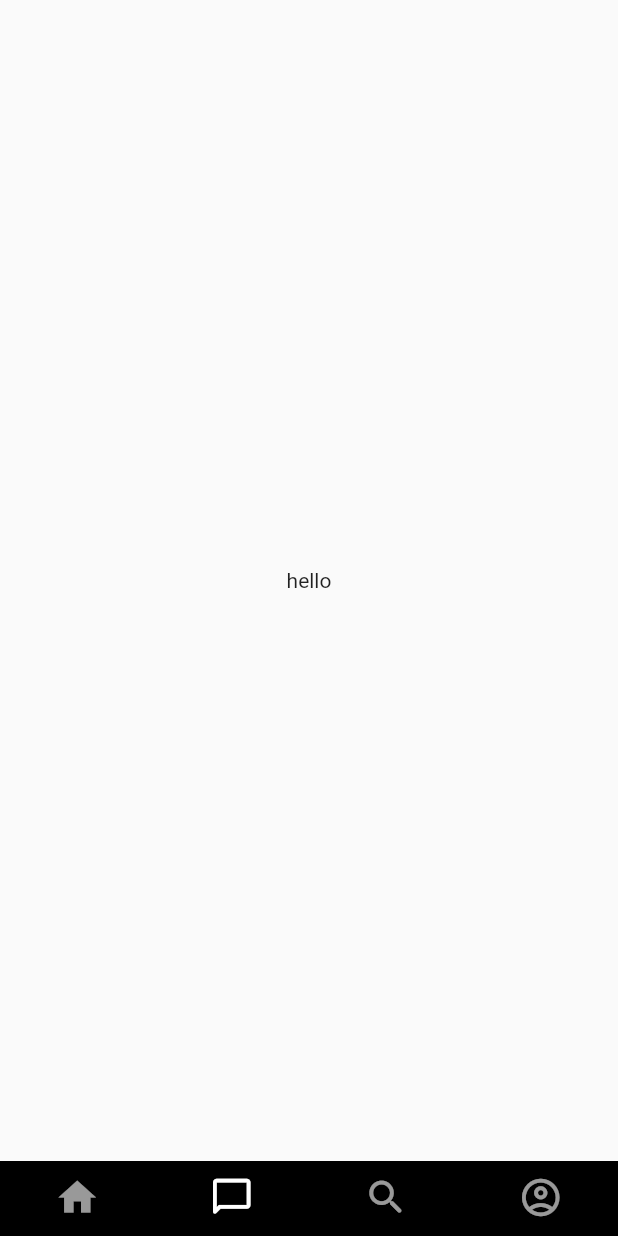
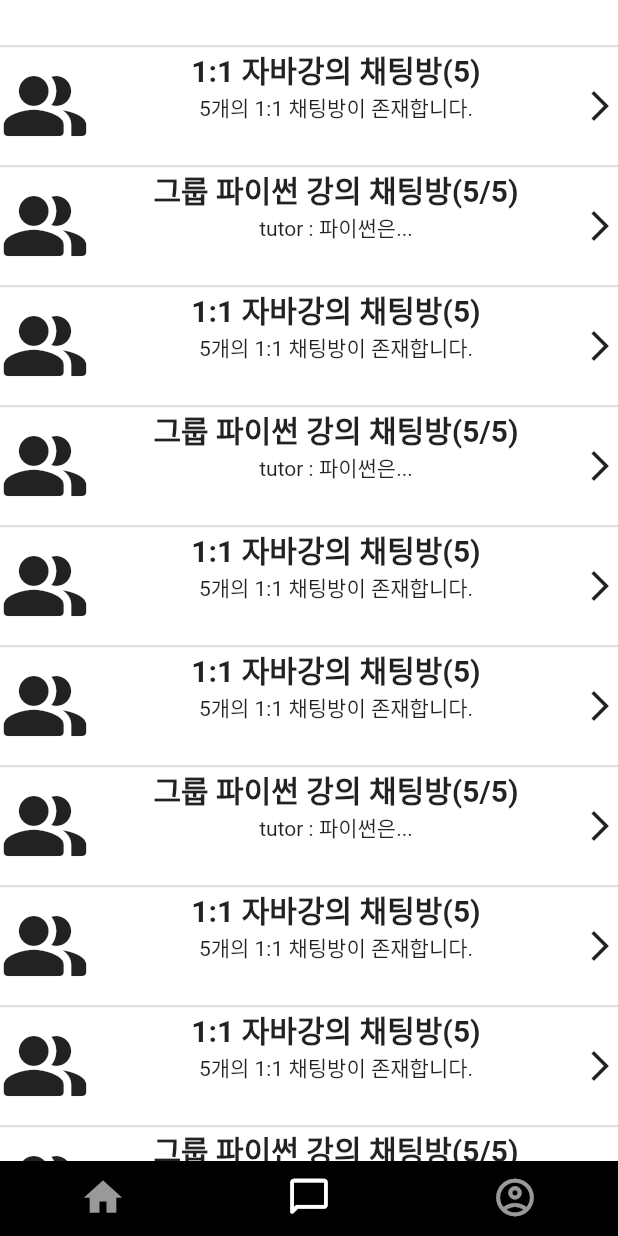
Before and after one commit to jangtaehwan2/tutoring_flutter, a Flutter app: the TabControllerScreen screen opened directly, item 2 of the bottom bar chosen, on a phone screen of 412 x 824 dp. Run offline on Flutter 3.47's test engine with Material 2 defaults, Android fonts, the phone set to English and light mode, and no system bars.

Commit message:
Add Prototype Chat List Page

```diff
--- a/lib/screen/chat_list_screen.dart
+++ b/lib/screen/chat_list_screen.dart
@@ -0,0 +1,121 @@
+import 'package:flutter/material.dart';
+
+class ChatListScreen extends StatefulWidget {
+  const ChatListScreen({Key? key}) : super(key: key);
+
+  @override
+  State<ChatListScreen> createState() => _ChatListScreenState();
+}
+
+class _ChatListScreenState extends State<ChatListScreen> {
+  @override
+  Widget build(BuildContext context) {
+    return Container(
+      decoration: BoxDecoration(
+        color: Colors.white,
+      ),
+      width: double.infinity,
+      padding: EdgeInsets.fromLTRB(0, 30, 0, 0),
+      child: ListView(
+        // mainAxisAlignment: MainAxisAlignment.start,
+        // crossAxisAlignment: CrossAxisAlignment.stretch,
+        children: [
+          ChatOneToOne(),
+          ChatManyToMany(),
+          ChatOneToOne(),
+          ChatManyToMany(),
+          ChatOneToOne(),
+          ChatOneToOne(),
+          ChatManyToMany(),
+          ChatOneToOne(),
+          ChatOneToOne(),
+          ChatManyToMany(),
+        ],
+      ),
+    );
+  }
+}
+
+class ChatOneToOne extends StatefulWidget {
+  const ChatOneToOne({Key? key}) : super(key: key);
+
+  @override
+  State<ChatOneToOne> createState() => _ChatOneToOneState();
+}
+
+class _ChatOneToOneState extends State<ChatOneToOne> {
+  @override
+  Widget build(BuildContext context) {
+    return Container(
+      decoration: BoxDecoration(
+          color: Colors.white,
+          border: Border(
+              top: BorderSide(
+                  color: Colors.black12,
+                  width: 1.5
+              )
+          )
+      ),
+      height: 80,
+      child: Row(
+        mainAxisAlignment: MainAxisAlignment.spaceBetween,
+        children: [
+          Icon(Icons.people_alt_rounded, size: 60, ),
+          Column(
+            crossAxisAlignment: CrossAxisAlignment.center,
+            children: [
+              Text('1:1 자바강의 채팅방(5)', style: TextStyle(
+                  fontSize: 20,
+                  fontWeight: FontWeight.bold
+              )),
+              Text('5개의 1:1 채팅방이 존재합니다.'),
+            ],
+          ),
+          Icon(Icons.arrow_forward_ios)
+        ],
+      ),
+    );
+  }
+}
+
+class ChatManyToMany extends StatefulWidget {
+  const ChatManyToMany({Key? key}) : super(key: key);
+
+  @override
+  State<ChatManyToMany> createState() => _ChatManyToManyState();
+}
+
+class _ChatManyToManyState extends State<ChatManyToMany> {
+  @override
+  Widget build(BuildContext context) {
+    return Container(
+      decoration: BoxDecoration(
+          color: Colors.white,
+          border: Border(
+              top: BorderSide(
+                  color: Colors.black12,
+                  width: 1.5
+              )
+          )
+      ),
+      height: 80,
+      child: Row(
+        mainAxisAlignment: MainAxisAlignment.spaceBetween,
+        children: [
+          Icon(Icons.people_alt_rounded, size: 60, ),
+          Column(
+            crossAxisAlignment: CrossAxisAlignment.center,
+            children: [
+              Text('그룹 파이썬 강의 채팅방(5/5)', style: TextStyle(
+                  fontSize: 20,
+                  fontWeight: FontWeight.bold
+              )),
+              Text('tutor : 파이썬은...'),
+            ],
+          ),
+          Icon(Icons.arrow_forward_ios)
+        ],
+      ),
+    );
+  }
+}
--- a/lib/screen/tab_controller_screen.dart
+++ b/lib/screen/tab_controller_screen.dart
@@ -1,6 +1,7 @@
 import 'package:flutter/material.dart';
 import 'package:tutoring_flutter/widget/bottom_bar.dart';
 import 'package:tutoring_flutter/screen/home_screen.dart';
+import 'package:tutoring_flutter/screen/chat_list_screen.dart';
 
 class TabControllerScreen extends StatefulWidget {
   const TabControllerScreen({Key? key}) : super(key: key);
@@ -13,27 +14,23 @@ class _TabControllerScreenState extends State<TabControllerScreen> {
   @override
   Widget build(BuildContext context) {
     return DefaultTabController(
-      length: 4,
+      length: 3,
       child: Scaffold(
         body: TabBarView(
           physics: NeverScrollableScrollPhysics(),
           children: [
             HomeScreen(),
+            ChatListScreen(),
             Container(
               child: Center(
                 child: Text('hello'),
               ),
             ),
-            Container(
-              child: Center(
-                child: Text('hello'),
-              ),
-            ),
-            Container(
-              child: Center(
-                child: Text('hello'),
-              ),
-            )
+            // Container(
+            //   child: Center(
+            //     child: Text('hello'),
+            //   ),
+            // )
           ],
         ),
         bottomNavigationBar: Bottom(),
--- a/lib/widget/bottom_bar.dart
+++ b/lib/widget/bottom_bar.dart
@@ -34,16 +34,16 @@ class Bottom extends StatelessWidget {
               //   style: TextStyle(fontSize: 9),
               // ),
             ),
-            Tab(
-              icon: Icon(
-                Icons.search_rounded,
-                size: 30,
-              ),
-              // child: Text(
-              //   'saved',
-              //   style: TextStyle(fontSize: 9),
-              // ),
-            ),
+            // Tab(
+            //   icon: Icon(
+            //     Icons.search_rounded,
+            //     size: 30,
+            //   ),
+            //   // child: Text(
+            //   //   'saved',
+            //   //   style: TextStyle(fontSize: 9),
+            //   // ),
+            // ),
             Tab(
               icon: Icon(
                 Icons.account_circle_outlined,
```
